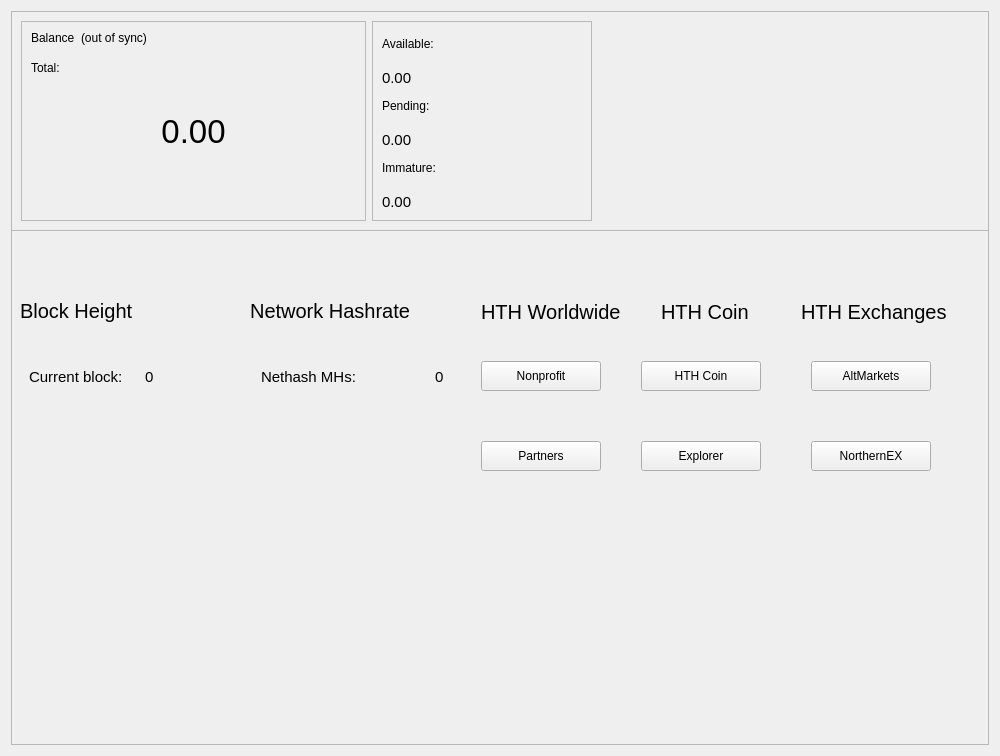
The window that src/qt/forms/overviewpage.ui (barrystyle/hth) describes before a commit, drawn with Qt 5.
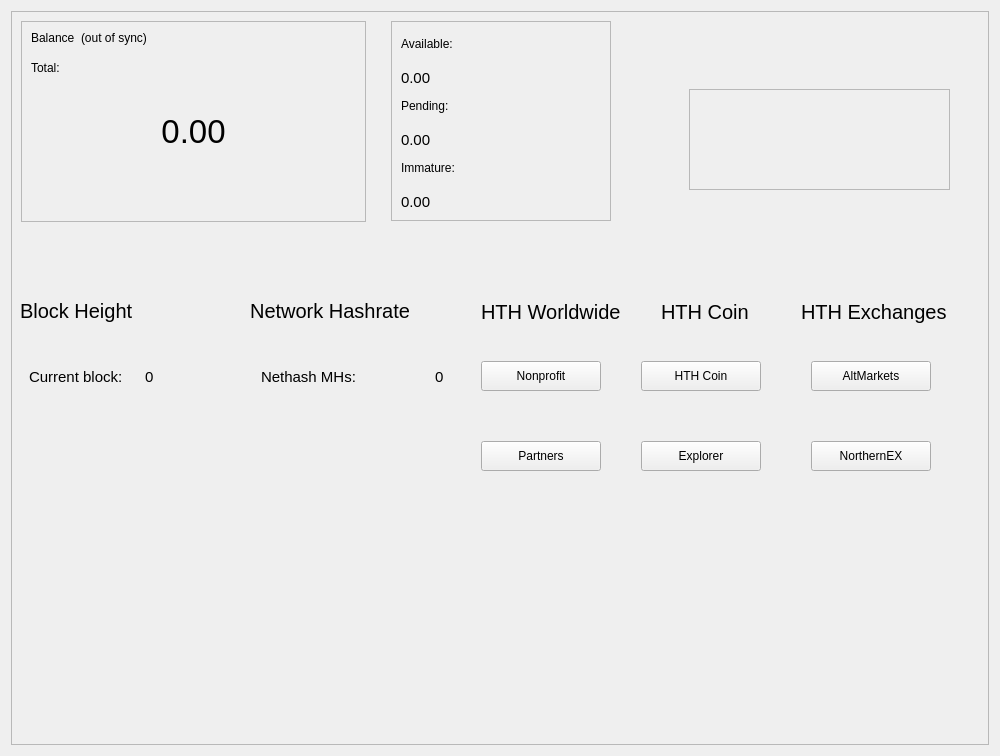
The same window after the commit. Icons and pictures are not drawn.

What changed in the file:
```diff
--- a/src/qt/forms/overviewpage.ui
+++ b/src/qt/forms/overviewpage.ui
@@ -40,466 +40,6 @@
      <property name="frameShadow">
       <enum>QFrame::Raised</enum>
      </property>
-     <widget class="QFrame" name="frame_blue">
-      <property name="enabled">
-       <bool>true</bool>
-      </property>
-      <property name="geometry">
-       <rect>
-        <x>0</x>
-        <y>0</y>
-        <width>981</width>
-        <height>220</height>
-       </rect>
-      </property>
-      <property name="sizePolicy">
-       <sizepolicy hsizetype="Preferred" vsizetype="Preferred">
-        <horstretch>0</horstretch>
-        <verstretch>0</verstretch>
-       </sizepolicy>
-      </property>
-      <property name="minimumSize">
-       <size>
-        <width>960</width>
-        <height>220</height>
-       </size>
-      </property>
-      <property name="maximumSize">
-       <size>
-        <width>16777215</width>
-        <height>16777215</height>
-       </size>
-      </property>
-      <property name="sizeIncrement">
-       <size>
-        <width>0</width>
-        <height>0</height>
-       </size>
-      </property>
-      <property name="baseSize">
-       <size>
-        <width>0</width>
-        <height>500</height>
-       </size>
-      </property>
-      <property name="frameShape">
-       <enum>QFrame::StyledPanel</enum>
-      </property>
-      <property name="frameShadow">
-       <enum>QFrame::Raised</enum>
-      </property>
-      <layout class="QHBoxLayout" name="horizontalLayout">
-       <item>
-        <widget class="QFrame" name="frame_blue_1">
-         <property name="minimumSize">
-          <size>
-           <width>345</width>
-           <height>200</height>
-          </size>
-         </property>
-         <property name="maximumSize">
-          <size>
-           <width>16777215</width>
-           <height>16777215</height>
-          </size>
-         </property>
-         <property name="frameShape">
-          <enum>QFrame::StyledPanel</enum>
-         </property>
-         <property name="frameShadow">
-          <enum>QFrame::Raised</enum>
-         </property>
-         <widget class="QFrame" name="frame_blue_4">
-          <property name="geometry">
-           <rect>
-            <x>0</x>
-            <y>0</y>
-            <width>345</width>
-            <height>201</height>
-           </rect>
-          </property>
-          <property name="minimumSize">
-           <size>
-            <width>345</width>
-            <height>200</height>
-           </size>
-          </property>
-          <property name="maximumSize">
-           <size>
-            <width>16777215</width>
-            <height>16777215</height>
-           </size>
-          </property>
-          <property name="frameShape">
-           <enum>QFrame::StyledPanel</enum>
-          </property>
-          <property name="frameShadow">
-           <enum>QFrame::Raised</enum>
-          </property>
-          <layout class="QHBoxLayout" name="horizontalLayout_2">
-           <item>
-            <layout class="QVBoxLayout" name="verticalLayout">
-             <item>
-              <layout class="QHBoxLayout" name="horizontalLayout_3">
-               <property name="spacing">
-                <number>6</number>
-               </property>
-               <property name="sizeConstraint">
-                <enum>QLayout::SetFixedSize</enum>
-               </property>
-               <item>
-                <widget class="QLabel" name="label_5">
-                 <property name="minimumSize">
-                  <size>
-                   <width>0</width>
-                   <height>24</height>
-                  </size>
-                 </property>
-                 <property name="maximumSize">
-                  <size>
-                   <width>16777215</width>
-                   <height>24</height>
-                  </size>
-                 </property>
-                 <property name="text">
-                  <string>Balance</string>
-                 </property>
-                 <property name="alignment">
-                  <set>Qt::AlignLeading|Qt::AlignLeft|Qt::AlignTop</set>
-                 </property>
-                </widget>
-               </item>
-               <item>
-                <widget class="QLabel" name="labelWalletStatus">
-                 <property name="minimumSize">
-                  <size>
-                   <width>0</width>
-                   <height>24</height>
-                  </size>
-                 </property>
-                 <property name="maximumSize">
-                  <size>
-                   <width>16777215</width>
-                   <height>24</height>
-                  </size>
-                 </property>
-                 <property name="text">
-                  <string>(out of sync)</string>
-                 </property>
-                 <property name="alignment">
-                  <set>Qt::AlignLeading|Qt::AlignLeft|Qt::AlignTop</set>
-                 </property>
-                </widget>
-               </item>
-               <item>
-                <spacer name="horizontalSpacer">
-                 <property name="orientation">
-                  <enum>Qt::Horizontal</enum>
-                 </property>
-                 <property name="sizeHint" stdset="0">
-                  <size>
-                   <width>40</width>
-                   <height>20</height>
-                  </size>
-                 </property>
-                </spacer>
-               </item>
-              </layout>
-             </item>
-             <item>
-              <widget class="QLabel" name="labelTotalText">
-               <property name="maximumSize">
-                <size>
-                 <width>16777215</width>
-                 <height>15</height>
-                </size>
-               </property>
-               <property name="text">
-                <string>Total:</string>
-               </property>
-              </widget>
-             </item>
-             <item>
-              <widget class="QLabel" name="labelTotal">
-               <property name="sizePolicy">
-                <sizepolicy hsizetype="Preferred" vsizetype="Preferred">
-                 <horstretch>0</horstretch>
-                 <verstretch>0</verstretch>
-                </sizepolicy>
-               </property>
-               <property name="minimumSize">
-                <size>
-                 <width>0</width>
-                 <height>100</height>
-                </size>
-               </property>
-               <property name="maximumSize">
-                <size>
-                 <width>16777215</width>
-                 <height>100</height>
-                </size>
-               </property>
-               <property name="font">
-                <font>
-                 <pointsize>25</pointsize>
-                 <weight>50</weight>
-                 <bold>false</bold>
-                </font>
-               </property>
-               <property name="mouseTracking">
-                <bool>false</bool>
-               </property>
-               <property name="text">
-                <string>0.00</string>
-               </property>
-               <property name="scaledContents">
-                <bool>true</bool>
-               </property>
-               <property name="alignment">
-                <set>Qt::AlignCenter</set>
-               </property>
-              </widget>
-             </item>
-             <item>
-              <layout class="QHBoxLayout" name="horizontalLayout_11">
-               <item>
-                <spacer name="horizontalSpacer_8">
-                 <property name="orientation">
-                  <enum>Qt::Horizontal</enum>
-                 </property>
-                 <property name="sizeHint" stdset="0">
-                  <size>
-                   <width>40</width>
-                   <height>20</height>
-                  </size>
-                 </property>
-                </spacer>
-               </item>
-               <item>
-                <widget class="QLabel" name="blabel_esbcoin">
-                 <property name="font">
-                  <font>
-                   <pointsize>20</pointsize>
-                   <italic>false</italic>
-                   <kerning>true</kerning>
-                  </font>
-                 </property>
-                 <property name="cursor">
-                  <cursorShape>PointingHandCursor</cursorShape>
-                 </property>
-                 <property name="text">
-                  <string/>
-                 </property>
-                 <property name="flat" stdset="0">
-                  <bool>true</bool>
-                 </property>
-                </widget>
-               </item>
-              </layout>
-             </item>
-            </layout>
-           </item>
-          </layout>
-         </widget>
-        </widget>
-       </item>
-       <item>
-        <widget class="QFrame" name="frame_blue_2">
-         <property name="sizePolicy">
-          <sizepolicy hsizetype="Fixed" vsizetype="Preferred">
-           <horstretch>0</horstretch>
-           <verstretch>0</verstretch>
-          </sizepolicy>
-         </property>
-         <property name="minimumSize">
-          <size>
-           <width>220</width>
-           <height>200</height>
-          </size>
-         </property>
-         <property name="maximumSize">
-          <size>
-           <width>16777215</width>
-           <height>16777215</height>
-          </size>
-         </property>
-         <property name="frameShape">
-          <enum>QFrame::StyledPanel</enum>
-         </property>
-         <property name="frameShadow">
-          <enum>QFrame::Raised</enum>
-         </property>
-         <layout class="QVBoxLayout" name="verticalLayout_3">
-          <item>
-           <layout class="QVBoxLayout" name="verticalLayout_2">
-            <item>
-             <widget class="QLabel" name="labelBalanceText">
-              <property name="text">
-               <string>Available:</string>
-              </property>
-             </widget>
-            </item>
-            <item>
-             <layout class="QHBoxLayout" name="horizontalLayout_4">
-              <item>
-               <widget class="QLabel" name="labelBalance">
-                <property name="styleSheet">
-                 <string notr="true">font-size: 15px;</string>
-                </property>
-                <property name="text">
-                 <string>0.00</string>
-                </property>
-                <property name="alignment">
-                 <set>Qt::AlignBottom|Qt::AlignLeading|Qt::AlignLeft</set>
-                </property>
-               </widget>
-              </item>
-              <item>
-               <spacer name="horizontalSpacer_3">
-                <property name="orientation">
-                 <enum>Qt::Horizontal</enum>
-                </property>
-                <property name="sizeHint" stdset="0">
-                 <size>
-                  <width>40</width>
-                  <height>20</height>
-                 </size>
-                </property>
-               </spacer>
-              </item>
-             </layout>
-            </item>
-            <item>
-             <widget class="QLabel" name="labelPendingText">
-              <property name="text">
-               <string>Pending:</string>
-              </property>
-             </widget>
-            </item>
-            <item>
-             <layout class="QHBoxLayout" name="horizontalLayout_5">
-              <item>
-               <widget class="QLabel" name="labelUnconfirmed">
-                <property name="styleSheet">
-                 <string notr="true">font-size: 15px;</string>
-                </property>
-                <property name="text">
-                 <string>0.00</string>
-                </property>
-                <property name="alignment">
-                 <set>Qt::AlignBottom|Qt::AlignLeading|Qt::AlignLeft</set>
-                </property>
-               </widget>
-              </item>
-              <item>
-               <spacer name="horizontalSpacer_4">
-                <property name="orientation">
-                 <enum>Qt::Horizontal</enum>
-                </property>
-                <property name="sizeHint" stdset="0">
-                 <size>
-                  <width>40</width>
-                  <height>20</height>
-                 </size>
-                </property>
-               </spacer>
-              </item>
-             </layout>
-            </item>
-            <item>
-             <widget class="QLabel" name="labelImmatureText">
-              <property name="text">
-               <string>Immature:</string>
-              </property>
-             </widget>
-            </item>
-            <item>
-             <layout class="QHBoxLayout" name="horizontalLayout_6">
-              <item>
-               <widget class="QLabel" name="labelWatchImmature">
-                <property name="styleSheet">
-                 <string notr="true">font-size: 15px;</string>
-                </property>
-                <property name="text">
-                 <string>0.00</string>
-                </property>
-                <property name="alignment">
-                 <set>Qt::AlignBottom|Qt::AlignLeading|Qt::AlignLeft</set>
-                </property>
-               </widget>
-              </item>
-              <item>
-               <spacer name="horizontalSpacer_5">
-                <property name="orientation">
-                 <enum>Qt::Horizontal</enum>
-                </property>
-                <property name="sizeHint" stdset="0">
-                 <size>
-                  <width>40</width>
-                  <height>20</height>
-                 </size>
-                </property>
-               </spacer>
-              </item>
-             </layout>
-            </item>
-           </layout>
-          </item>
-         </layout>
-        </widget>
-       </item>
-       <item>
-        <spacer name="horizontalSpacer_6">
-         <property name="orientation">
-          <enum>Qt::Horizontal</enum>
-         </property>
-         <property name="sizeType">
-          <enum>QSizePolicy::Fixed</enum>
-         </property>
-         <property name="sizeHint" stdset="0">
-          <size>
-           <width>100</width>
-           <height>20</height>
-          </size>
-         </property>
-        </spacer>
-       </item>
-       <item>
-        <widget class="QWidget" name="widget" native="true">
-         <property name="sizePolicy">
-          <sizepolicy hsizetype="Preferred" vsizetype="Preferred">
-           <horstretch>250</horstretch>
-           <verstretch>150</verstretch>
-          </sizepolicy>
-         </property>
-         <property name="minimumSize">
-          <size>
-           <width>275</width>
-           <height>180</height>
-          </size>
-         </property>
-         <widget class="QLabel" name="label_6">
-          <property name="geometry">
-           <rect>
-            <x>10</x>
-            <y>70</y>
-            <width>261</width>
-            <height>101</height>
-           </rect>
-          </property>
-          <property name="styleSheet">
-           <string notr="true">background-image: url(':/images/drkblue/helpthehomeless_logo_horizontal');
-        background-repeat:none;
-        border-style: none;</string>
-          </property>
-          <property name="text">
-           <string/>
-          </property>
-         </widget>
-        </widget>
-       </item>
-      </layout>
-     </widget>
      <widget class="QFrame" name="frameBlockchainInfo_2">
       <property name="geometry">
        <rect>
@@ -930,6 +470,375 @@
        <string>NorthernEX</string>
       </property>
      </widget>
+     <widget class="QFrame" name="frame_blue_4">
+      <property name="geometry">
+       <rect>
+        <x>10</x>
+        <y>10</y>
+        <width>345</width>
+        <height>201</height>
+       </rect>
+      </property>
+      <property name="minimumSize">
+       <size>
+        <width>345</width>
+        <height>200</height>
+       </size>
+      </property>
+      <property name="maximumSize">
+       <size>
+        <width>16777215</width>
+        <height>16777215</height>
+       </size>
+      </property>
+      <property name="frameShape">
+       <enum>QFrame::StyledPanel</enum>
+      </property>
+      <property name="frameShadow">
+       <enum>QFrame::Raised</enum>
+      </property>
+      <layout class="QHBoxLayout" name="horizontalLayout_2">
+       <item>
+        <layout class="QVBoxLayout" name="verticalLayout">
+         <item>
+          <layout class="QHBoxLayout" name="horizontalLayout_3">
+           <property name="spacing">
+            <number>6</number>
+           </property>
+           <property name="sizeConstraint">
+            <enum>QLayout::SetFixedSize</enum>
+           </property>
+           <item>
+            <widget class="QLabel" name="label_5">
+             <property name="minimumSize">
+              <size>
+               <width>0</width>
+               <height>24</height>
+              </size>
+             </property>
+             <property name="maximumSize">
+              <size>
+               <width>16777215</width>
+               <height>24</height>
+              </size>
+             </property>
+             <property name="text">
+              <string>Balance</string>
+             </property>
+             <property name="alignment">
+              <set>Qt::AlignLeading|Qt::AlignLeft|Qt::AlignTop</set>
+             </property>
+            </widget>
+           </item>
+           <item>
+            <widget class="QLabel" name="labelWalletStatus">
+             <property name="minimumSize">
+              <size>
+               <width>0</width>
+               <height>24</height>
+              </size>
+             </property>
+             <property name="maximumSize">
+              <size>
+               <width>16777215</width>
+               <height>24</height>
+              </size>
+             </property>
+             <property name="text">
+              <string>(out of sync)</string>
+             </property>
+             <property name="alignment">
+              <set>Qt::AlignLeading|Qt::AlignLeft|Qt::AlignTop</set>
+             </property>
+            </widget>
+           </item>
+           <item>
+            <spacer name="horizontalSpacer">
+             <property name="orientation">
+              <enum>Qt::Horizontal</enum>
+             </property>
+             <property name="sizeHint" stdset="0">
+              <size>
+               <width>40</width>
+               <height>20</height>
+              </size>
+             </property>
+            </spacer>
+           </item>
+          </layout>
+         </item>
+         <item>
+          <widget class="QLabel" name="labelTotalText">
+           <property name="maximumSize">
+            <size>
+             <width>16777215</width>
+             <height>15</height>
+            </size>
+           </property>
+           <property name="text">
+            <string>Total:</string>
+           </property>
+          </widget>
+         </item>
+         <item>
+          <widget class="QLabel" name="labelTotal">
+           <property name="sizePolicy">
+            <sizepolicy hsizetype="Preferred" vsizetype="Preferred">
+             <horstretch>0</horstretch>
+             <verstretch>0</verstretch>
+            </sizepolicy>
+           </property>
+           <property name="minimumSize">
+            <size>
+             <width>0</width>
+             <height>100</height>
+            </size>
+           </property>
+           <property name="maximumSize">
+            <size>
+             <width>16777215</width>
+             <height>100</height>
+            </size>
+           </property>
+           <property name="font">
+            <font>
+             <pointsize>25</pointsize>
+             <weight>50</weight>
+             <bold>false</bold>
+            </font>
+           </property>
+           <property name="mouseTracking">
+            <bool>false</bool>
+           </property>
+           <property name="text">
+            <string>0.00</string>
+           </property>
+           <property name="scaledContents">
+            <bool>true</bool>
+           </property>
+           <property name="alignment">
+            <set>Qt::AlignCenter</set>
+           </property>
+          </widget>
+         </item>
+         <item>
+          <layout class="QHBoxLayout" name="horizontalLayout_11">
+           <item>
+            <spacer name="horizontalSpacer_8">
+             <property name="orientation">
+              <enum>Qt::Horizontal</enum>
+             </property>
+             <property name="sizeHint" stdset="0">
+              <size>
+               <width>40</width>
+               <height>20</height>
+              </size>
+             </property>
+            </spacer>
+           </item>
+           <item>
+            <widget class="QLabel" name="blabel_esbcoin">
+             <property name="font">
+              <font>
+               <pointsize>20</pointsize>
+               <italic>false</italic>
+               <kerning>true</kerning>
+              </font>
+             </property>
+             <property name="cursor">
+              <cursorShape>PointingHandCursor</cursorShape>
+             </property>
+             <property name="text">
+              <string/>
+             </property>
+             <property name="flat" stdset="0">
+              <bool>true</bool>
+             </property>
+            </widget>
+           </item>
+          </layout>
+         </item>
+        </layout>
+       </item>
+      </layout>
+     </widget>
+     <widget class="QFrame" name="frame_blue_2">
+      <property name="geometry">
+       <rect>
+        <x>380</x>
+        <y>10</y>
+        <width>220</width>
+        <height>200</height>
+       </rect>
+      </property>
+      <property name="sizePolicy">
+       <sizepolicy hsizetype="Fixed" vsizetype="Preferred">
+        <horstretch>0</horstretch>
+        <verstretch>0</verstretch>
+       </sizepolicy>
+      </property>
+      <property name="minimumSize">
+       <size>
+        <width>220</width>
+        <height>200</height>
+       </size>
+      </property>
+      <property name="maximumSize">
+       <size>
+        <width>16777215</width>
+        <height>16777215</height>
+       </size>
+      </property>
+      <property name="frameShape">
+       <enum>QFrame::StyledPanel</enum>
+      </property>
+      <property name="frameShadow">
+       <enum>QFrame::Raised</enum>
+      </property>
+      <layout class="QVBoxLayout" name="verticalLayout_3">
+       <item>
+        <layout class="QVBoxLayout" name="verticalLayout_2">
+         <item>
+          <widget class="QLabel" name="labelBalanceText">
+           <property name="text">
+            <string>Available:</string>
+           </property>
+          </widget>
+         </item>
+         <item>
+          <layout class="QHBoxLayout" name="horizontalLayout_4">
+           <item>
+            <widget class="QLabel" name="labelBalance">
+             <property name="styleSheet">
+              <string notr="true">font-size: 15px;</string>
+             </property>
+             <property name="text">
+              <string>0.00</string>
+             </property>
+             <property name="alignment">
+              <set>Qt::AlignBottom|Qt::AlignLeading|Qt::AlignLeft</set>
+             </property>
+            </widget>
+           </item>
+           <item>
+            <spacer name="horizontalSpacer_3">
+             <property name="orientation">
+              <enum>Qt::Horizontal</enum>
+             </property>
+             <property name="sizeHint" stdset="0">
+              <size>
+               <width>40</width>
+               <height>20</height>
+              </size>
+             </property>
+            </spacer>
+           </item>
+          </layout>
+         </item>
+         <item>
+          <widget class="QLabel" name="labelPendingText">
+           <property name="text">
+            <string>Pending:</string>
+           </property>
+          </widget>
+         </item>
+         <item>
+          <layout class="QHBoxLayout" name="horizontalLayout_5">
+           <item>
+            <widget class="QLabel" name="labelUnconfirmed">
+             <property name="styleSheet">
+              <string notr="true">font-size: 15px;</string>
+             </property>
+             <property name="text">
+              <string>0.00</string>
+             </property>
+             <property name="alignment">
+              <set>Qt::AlignBottom|Qt::AlignLeading|Qt::AlignLeft</set>
+             </property>
+            </widget>
+           </item>
+           <item>
+            <spacer name="horizontalSpacer_4">
+             <property name="orientation">
+              <enum>Qt::Horizontal</enum>
+             </property>
+             <property name="sizeHint" stdset="0">
+              <size>
+               <width>40</width>
+               <height>20</height>
+              </size>
+             </property>
+            </spacer>
+           </item>
+          </layout>
+         </item>
+         <item>
+          <widget class="QLabel" name="labelImmatureText">
+           <property name="text">
+            <string>Immature:</string>
+           </property>
+          </widget>
+         </item>
+         <item>
+          <layout class="QHBoxLayout" name="horizontalLayout_6">
+           <item>
+            <widget class="QLabel" name="labelWatchImmature">
+             <property name="styleSheet">
+              <string notr="true">font-size: 15px;</string>
+             </property>
+             <property name="text">
+              <string>0.00</string>
+             </property>
+             <property name="alignment">
+              <set>Qt::AlignBottom|Qt::AlignLeading|Qt::AlignLeft</set>
+             </property>
+            </widget>
+           </item>
+           <item>
+            <spacer name="horizontalSpacer_5">
+             <property name="orientation">
+              <enum>Qt::Horizontal</enum>
+             </property>
+             <property name="sizeHint" stdset="0">
+              <size>
+               <width>40</width>
+               <height>20</height>
+              </size>
+             </property>
+            </spacer>
+           </item>
+          </layout>
+         </item>
+        </layout>
+       </item>
+      </layout>
+     </widget>
+     <widget class="QWidget" name="widget" native="true">
+      <property name="geometry">
+       <rect>
+        <x>649</x>
+        <y>19</y>
+        <width>311</width>
+        <height>181</height>
+       </rect>
+      </property>
+      <widget class="QFrame" name="frame_logo">
+       <property name="geometry">
+        <rect>
+         <x>29</x>
+         <y>59</y>
+         <width>261</width>
+         <height>101</height>
+        </rect>
+       </property>
+       <property name="frameShape">
+        <enum>QFrame::StyledPanel</enum>
+       </property>
+       <property name="frameShadow">
+        <enum>QFrame::Raised</enum>
+       </property>
+      </widget>
+     </widget>
     </widget>
    </item>
   </layout>
```
